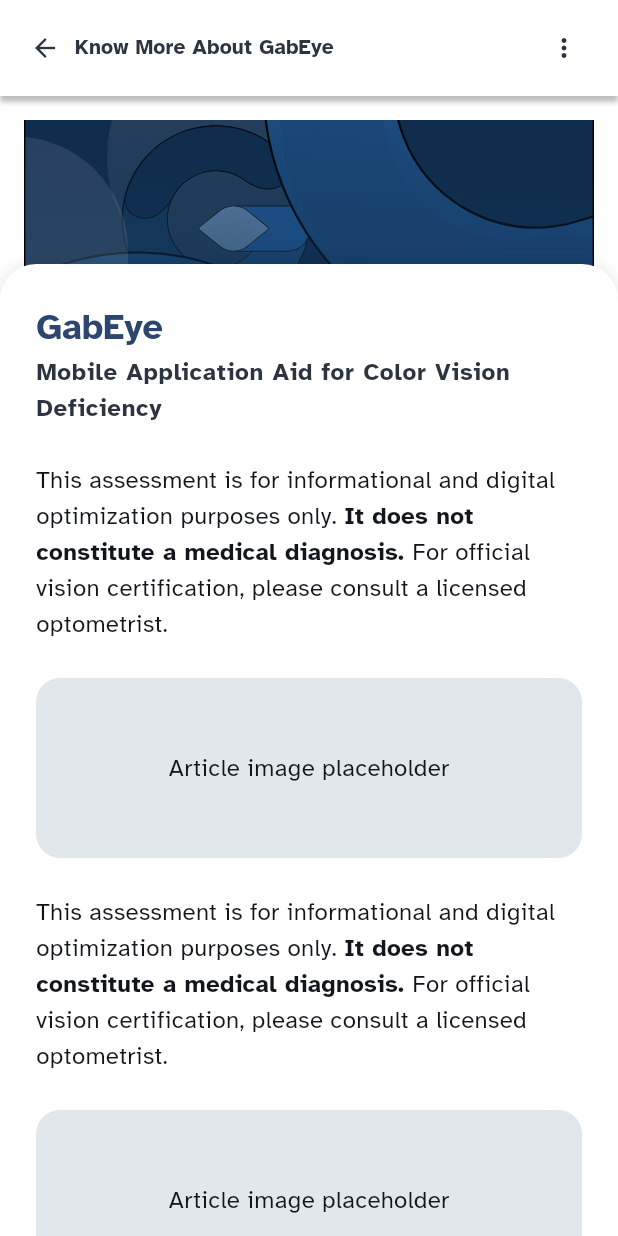
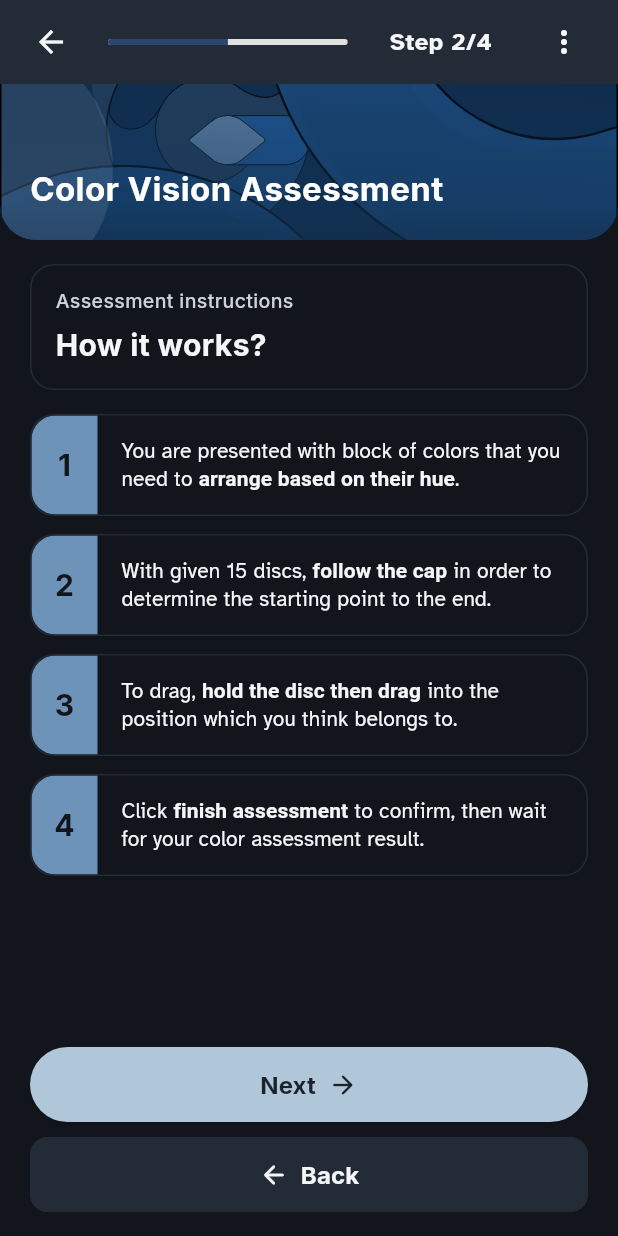
Before and after one commit to dinonIsaig/GabEye, a Flutter app: the screen it shows after launch, on a phone screen of 412 x 824 dp. Run offline on Flutter 3.47's test engine with Material 3 defaults, Android fonts, the phone set to English and light mode, and no system bars; our stand-ins replace flutter_svg, google_fonts.

Commit message:
feat: add pre-assessment steps 2-4
- add how it works,what to mind, disclaimer screens
- create reusable pre-assessment components and cards
- update app theme colors(semantic and info) and routes

```diff
--- a/lib/core/routing/app_routes.dart
+++ b/lib/core/routing/app_routes.dart
@@ -1,14 +1,19 @@
 import 'package:flutter/material.dart';
-import 'package:gabeye/features/assessment/practice_screen.dart';
 // Import all your feature screens here
 import 'package:gabeye/features/featured_reads/gabeye_article.dart';
 import 'package:gabeye/features/onboarding/screens/get_started_screen.dart';
-import 'package:gabeye/features/assessment/practice_screen.dart';
+import 'package:gabeye/features/assessment/screens/pre_assessment/how_it_works_screen.dart';
+import 'package:gabeye/features/assessment/screens/pre_assessment/what_to_mind_screen.dart';
+import 'package:gabeye/features/assessment/screens/pre_assessment/disclaimer_screen.dart';
 
 class AppRoutes {
   // Define strict string constants for route names
   static const String getStarted = '/';
   static const String article = '/article';
+  static const String preAssessmentHowItWorks = '/pre-assessment/how-it-works';
+  static const String preAssessmentWhatToMind = '/pre-assessment/what-to-mind';
+  static const String preAssessmentDisclaimer = '/pre-assessment/disclaimer';
+  static const String d15Assessment = '/assessment/d15';
   // use '/' in ur route soo it will be the landing
   // static const String practice = '/practice'; // <-- this is an example of defining
 
@@ -17,7 +22,13 @@
     return {
       getStarted: (context) => const GetStartedScreen(),
       article: (context) => const GabEyeArticleScreen(),
+      preAssessmentHowItWorks: (context) => const HowItWorksScreen(),
+      preAssessmentWhatToMind: (context) => const WhatToMindScreen(),
+      preAssessmentDisclaimer: (context) => const DisclaimerScreen(),
 
+      d15Assessment: (context) => const Scaffold(
+        body: Center(child: Text('D-15 Assessment Screen')),
+      )
       // practice: (context) => const PracticeScreen(),
       // assessment: (context) => const AssessmentScreen(),
       // liveCamera: (context) => const LiveCameraScreen(),
--- a/lib/core/theme/app_colors.dart
+++ b/lib/core/theme/app_colors.dart
@@ -8,6 +8,8 @@
 
   // Semantic
   static const Color errorRed = Color(0xFF961320);
+  static const Color errorOrange = Color(0xFFA33612);
+  static const Color warning = Color(0xFFD39201);
   static const Color successGreen = Color(0xFF16A34A);
 
   // Light mode tokens
@@ -28,15 +30,11 @@
   static const Color disabledButton = Color(0xFFE5E7EB);
   static const Color disabledText = Color(0xFF6B7684);
 
-  //Button Colors
-  static const Color lightPrimaryButton   = Color(0xFF14395F);
-  static const Color darkPrimaryButton   = Color(0xFFB0C6D9);
-
-  // Surface
-  static const Color lightSurface   = Color(0xFFFFFFFF);
-  static const Color darkSurface   = Color(0xFF1B222B);
-
   // Alt Surfaces
   static const Color altLightSurface   = Color(0xFFF2F6FA);
   static const Color altDarkSurface   = Color(0xFF232B36);
+
+  //Info Cards
+  static const Color lightInfo = Color(0xFF1D4E82);
+  static const Color darkInfo = Color(0xFF6E93B8);
 }
--- a/lib/core/theme/gabeye_theme.dart
+++ b/lib/core/theme/gabeye_theme.dart
@@ -45,6 +45,7 @@
       onSurface: AppColors.lightTextPrimary,
       onSurfaceVariant: AppColors.lightTextSecondary,
       error: AppColors.errorRed,
+      tertiary: AppColors.lightInfo,
     ),
     elevatedButtonTheme: ElevatedButtonThemeData(
       style: ElevatedButton.styleFrom(
@@ -72,6 +73,7 @@
       onSurface: AppColors.darkTextPrimary,
       onSurfaceVariant: AppColors.darkTextSecondary,
       error: AppColors.errorRed,
+      tertiary: AppColors.darkInfo,
     ),
     elevatedButtonTheme: ElevatedButtonThemeData(
       style: ElevatedButton.styleFrom(
--- /dev/null
+++ b/lib/features/assessment/screens/pre_assessment/how_it_works_screen.dart
@@ -0,0 +1,49 @@
+import 'package:flutter/material.dart';
+import 'package:gabeye/core/routing/app_routes.dart';
+import 'package:gabeye/features/assessment/widgets/pre_assessment_cards.dart';
+import 'package:gabeye/features/assessment/widgets/pre_assessment_scaffold.dart';
+
+class HowItWorksScreen extends StatelessWidget {
+  const HowItWorksScreen({super.key});
+
+  @override
+  Widget build(BuildContext context) {
+    return PreAssessmentScaffold(
+      currentStep: 2,
+      instructionHeader: 'Assessment instructions',
+      instructionTitle: 'How it works?',
+      onBack: () => Navigator.pop(context),
+      onNext: () {
+        Navigator.pushNamed(context, AppRoutes.preAssessmentWhatToMind);
+      },
+      body: Column(
+        children: const [
+          PreAssessmentStepCard(
+            stepNumber: 1,
+            normalTextBefore: 'You are presented with block of colors that you need to ',
+            boldText: 'arrange based on their hue',
+            normalTextAfter: '.',
+          ),
+          PreAssessmentStepCard(
+            stepNumber: 2,
+            normalTextBefore: 'With given 15 discs, ',
+            boldText: 'follow the cap',
+            normalTextAfter: ' in order to determine the starting point to the end.',
+          ),
+          PreAssessmentStepCard(
+            stepNumber: 3,
+            normalTextBefore: 'To drag, ',
+            boldText: 'hold the disc then drag',
+            normalTextAfter: ' into the position which you think belongs to.',
+          ),
+          PreAssessmentStepCard(
+            stepNumber: 4,
+            normalTextBefore: 'Click ',
+            boldText: 'finish assessment',
+            normalTextAfter: ' to confirm, then wait for your color assessment result.',
+          ),
+        ],
+      ),
+    );
+  }
+}
--- /dev/null
+++ b/lib/features/assessment/screens/pre_assessment/what_to_mind_screen.dart
@@ -0,0 +1,50 @@
+import 'package:flutter/material.dart';
+import 'package:gabeye/core/routing/app_routes.dart';
+import 'package:gabeye/core/theme/app_colors.dart';
+import 'package:gabeye/features/assessment/widgets/pre_assessment_cards.dart';
+import 'package:gabeye/features/assessment/widgets/pre_assessment_scaffold.dart';
+
+class WhatToMindScreen extends StatelessWidget {
+  const WhatToMindScreen({super.key});
+
+  @override
+  Widget build(BuildContext context) {
+    return PreAssessmentScaffold(
+      currentStep: 3,
+      instructionHeader: 'Assessment reminders',
+      instructionTitle: 'What to mind?',
+      onBack: () => Navigator.pop(context),
+      onNext: () {
+        Navigator.pushNamed(context, AppRoutes.preAssessmentDisclaimer);
+      },
+      body: Column(
+        children: [
+          PreAssessmentInfoCard(
+            title: 'Well-being',
+            headerColor: Theme.of(context).colorScheme.tertiary,
+            iconWidget: const Icon(Icons.wb_sunny_outlined, color: Colors.white, size: 20),
+            normalTextBefore: 'Ensure that ',
+            boldText: 'you are ready',
+            normalTextAfter: ' to take the assessment that will only take 1-3 minutes.',
+          ),
+          const PreAssessmentInfoCard(
+            title: 'Screen Brightness',
+            headerColor: AppColors.warning,
+            iconWidget: Icon(Icons.wb_sunny, color: Colors.white, size: 20),
+            normalTextBefore: 'Set your screen brightness to 100%. ',
+            boldText: 'Disable \'Night Shift\', \'Eye protection\'',
+            normalTextAfter: ', and other similar filters before starting.',
+          ),
+          const PreAssessmentInfoCard(
+            title: 'Precautions',
+            headerColor: AppColors.errorOrange,
+            iconWidget: Icon(Icons.warning_amber_rounded, color: Colors.white, size: 20),
+            normalTextBefore: 'Take the assessment in ',
+            boldText: 'comfortable and safe place',
+            normalTextAfter: '. We do not recommend the taking of assessment while moving.',
+          ),
+        ],
+      ),
+    );
+  }
+}
--- /dev/null
+++ b/lib/features/assessment/widgets/pre_assessment_cards.dart
@@ -0,0 +1,161 @@
+import 'package:flutter/material.dart';
+
+class PreAssessmentStepCard extends StatelessWidget {
+  final int stepNumber;
+  final String normalTextBefore;
+  final String boldText;
+  final String normalTextAfter;
+
+  const PreAssessmentStepCard({
+    super.key,
+    required this.stepNumber,
+    required this.boldText,
+    this.normalTextBefore = '',
+    this.normalTextAfter = '',
+  });
+
+  @override
+  Widget build(BuildContext context) {
+    final textTheme = Theme.of(context).textTheme;
+
+    return Container(
+      margin: const EdgeInsets.only(bottom: 12),
+      decoration: BoxDecoration(
+        color: Theme.of(context).colorScheme.surface,
+        borderRadius: BorderRadius.circular(16),
+        border: Border.all(
+          color: Theme.of(context).colorScheme.surfaceContainer,
+        ),
+      ),
+      child: ClipRRect(
+        borderRadius: BorderRadius.circular(16),
+        child: IntrinsicHeight(
+          child: Row(
+            crossAxisAlignment: CrossAxisAlignment.stretch,
+            children: [
+              Container(
+                width: 44,
+                color: Theme.of(context).colorScheme.tertiary,
+                alignment: Alignment.center,
+                child: Text(
+                  '$stepNumber',
+                  style: TextStyle(
+                    fontFamily: 'Inter',
+                    fontSize: 20,
+                    fontWeight: FontWeight.bold,
+                    color: Theme.of(context).colorScheme.surface,
+                  ),
+                ),
+              ),
+              Expanded(
+                child: Padding(
+                  padding: const EdgeInsets.symmetric(
+                    horizontal: 16,
+                    vertical: 14,
+                  ),
+                  child: Text.rich(
+                    TextSpan(
+                      style: textTheme.labelLarge?.copyWith(
+                        color: Theme.of(context).colorScheme.onSurface,
+                        height: 1.35,
+                      ),
+                      children: [
+                        TextSpan(text: normalTextBefore),
+                        TextSpan(
+                          text: boldText,
+                          style: const TextStyle(fontWeight: FontWeight.bold),
+                        ),
+                        TextSpan(text: normalTextAfter),
+                      ],
+                    ),
+                  ),
+                ),
+              ),
+            ],
+          ),
+        ),
+      ),
+    );
+  }
+}
+
+class PreAssessmentInfoCard extends StatelessWidget {
+  final String title;
+  final String boldText;
+  final String normalTextBefore;
+  final String normalTextAfter;
+  final Color headerColor;
+  final Widget iconWidget;
+
+  const PreAssessmentInfoCard({
+    super.key,
+    required this.title,
+    required this.headerColor,
+    required this.iconWidget,
+    required this.boldText,
+    this.normalTextBefore = '',
+    this.normalTextAfter = '',
+  });
+
+  @override
+  Widget build(BuildContext context) {
+    final textTheme = Theme.of(context).textTheme;
+
+    return Container(
+      margin: const EdgeInsets.only(bottom: 12),
+      decoration: BoxDecoration(
+        color: Theme.of(context).colorScheme.surface,
+        borderRadius: BorderRadius.circular(16),
+        border: Border.all(
+          color: Theme.of(context).colorScheme.surfaceContainer,
+        ),
+      ),
+      child: ClipRRect(
+        borderRadius: BorderRadius.circular(16),
+        child: Column(
+          crossAxisAlignment: CrossAxisAlignment.start,
+          children: [
+            Container(
+              padding: const EdgeInsets.symmetric(horizontal: 16, vertical: 10),
+              color: headerColor,
+              child: Row(
+                children: [
+                  iconWidget,
+                  const SizedBox(width: 8),
+                  Text(
+                    title,
+                    style: const TextStyle(
+                      fontFamily: 'Inter',
+                      fontSize: 15,
+                      fontWeight: FontWeight.bold,
+                      color: Colors.white,
+                    ),
+                  ),
+                ],
+              ),
+            ),
+            Padding(
+              padding: const EdgeInsets.all(16),
+              child: Text.rich(
+                TextSpan(
+                  style: textTheme.labelLarge?.copyWith(
+                    color: Theme.of(context).colorScheme.onSurface,
+                    height: 1.35,
+                  ),
+                  children: [
+                    TextSpan(text: normalTextBefore),
+                    TextSpan(
+                      text: boldText,
+                      style: const TextStyle(fontWeight: FontWeight.bold),
+                    ),
+                    TextSpan(text: normalTextAfter),
+                  ],
+                ),
+              ),
+            ),
+          ],
+        ),
+      ),
+    );
+  }
+}
--- /dev/null
+++ b/lib/features/assessment/widgets/pre_assessment_hero_header.dart
@@ -0,0 +1,48 @@
+import 'package:flutter/material.dart';
+import 'package:flutter_svg/flutter_svg.dart';
+
+class PreAssessmentHeroHeader extends StatelessWidget {
+  final String title;
+
+  const PreAssessmentHeroHeader({
+    super.key,
+    this.title = 'Color Vision Assessment',
+  });
+
+  @override
+  Widget build(BuildContext context) {
+    return SizedBox(
+      height: 160,
+      width: double.infinity,
+      child: Stack(
+        alignment: Alignment.bottomLeft,
+        children: [
+          Positioned.fill(
+            child: ClipRRect(
+              borderRadius: const BorderRadius.vertical(
+                bottom: Radius.circular(24),
+              ),
+              child: SvgPicture.asset(
+                'assets/images/articleHeading.svg',
+                fit: BoxFit.cover,
+              ),
+            ),
+          ),
+          Positioned(
+            left: 20,
+            bottom: 18,
+            child: Text(
+              title,
+              style: const TextStyle(
+                fontFamily: 'Inter',
+                fontSize: 22,
+                fontWeight: FontWeight.bold,
+                color: Colors.white,
+              ),
+            ),
+          ),
+        ],
+      ),
+    );
+  }
+}
--- /dev/null
+++ b/lib/features/assessment/widgets/pre_assessment_scaffold.dart
@@ -0,0 +1,159 @@
+import 'package:flutter/material.dart';
+import 'package:gabeye/core/widgets/gabeye_app_bar.dart';
+import 'package:gabeye/features/assessment/widgets/pre_assessment_hero_header.dart';
+
+class PreAssessmentScaffold extends StatelessWidget {
+  final int currentStep;
+  final int totalSteps;
+  final String instructionHeader;
+  final String instructionTitle;
+  final Widget body;
+  final VoidCallback onNext;
+  final VoidCallback onBack;
+
+  const PreAssessmentScaffold({
+    super.key,
+    required this.currentStep,
+    this.totalSteps = 4,
+    required this.instructionHeader,
+    required this.instructionTitle,
+    required this.body,
+    required this.onNext,
+    required this.onBack,
+  });
+
+  @override
+  Widget build(BuildContext context) {
+    return Scaffold(
+      extendBodyBehindAppBar: true,
+      appBar: GabEyeAppBar(
+        showBackButton: true,
+        showLogo: false,
+        progressValue: currentStep / totalSteps,
+        progressText: 'Step $currentStep/$totalSteps',
+      ),
+      body: SafeArea(
+        top: false,
+        child: Column(
+          children: [
+            const PreAssessmentHeroHeader(),
+            Expanded(
+              child: SingleChildScrollView(
+                padding: const EdgeInsets.symmetric(horizontal: 20, vertical: 16),
+                child: Column(
+                  crossAxisAlignment: CrossAxisAlignment.start,
+                  children: [
+                    Container(
+                      width: double.infinity,
+                      padding: const EdgeInsets.symmetric(horizontal: 16, vertical: 14),
+                      margin: const EdgeInsets.only(bottom: 16),
+                      decoration: BoxDecoration(
+                        color: Theme.of(context).colorScheme.surface,
+                        borderRadius: BorderRadius.circular(16),
+                        border: Border.all(
+                          color: Theme.of(context).colorScheme.surfaceContainer,
+                        ),
+                      ),
+                      child: Column(
+                        crossAxisAlignment: CrossAxisAlignment.start,
+                        children: [
+                          Text(
+                            instructionHeader,
+                            style: TextStyle(
+                              fontFamily: 'Inter',
+                              fontSize: 13,
+                              fontWeight: FontWeight.w500,
+                              color: Theme.of(context).colorScheme.onSurfaceVariant,
+                            ),
+                          ),
+                          const SizedBox(height: 4),
+                          Text(
+                            instructionTitle,
+                            style: TextStyle(
+                              fontFamily: 'Inter',
+                              fontSize: 20,
+                              fontWeight: FontWeight.bold,
+                              color: Theme.of(context).colorScheme.onSurface,
+                            ),
+                          ),
+                        ],
+                      ),
+                    ),
+                    body,
+                  ],
+                ),
+              ),
+            ),
+            Padding(
+              padding: const EdgeInsets.fromLTRB(20, 8, 20, 16),
+              child: Column(
+                children: [
+                  SizedBox(
+                    width: double.infinity,
+                    height: 50,
+                    child: ElevatedButton(
+                      onPressed: onNext,
+                      child: Row(
+                        mainAxisAlignment: MainAxisAlignment.center,
+                        children: const [
+                          Text(
+                            'Next',
+                            style: TextStyle(
+                              fontFamily: 'Inter',
+                              fontSize: 16,
+                              fontWeight: FontWeight.bold,
+                            ),
+                          ),
+                          SizedBox(width: 8),
+                          Icon(Icons.arrow_forward_rounded, size: 20),
+                        ],
+                      ),
+                    ),
+                  ),
+                  const SizedBox(height: 10),
+                  SizedBox(
+                    width: double.infinity,
+                    height: 50,
+                    child: OutlinedButton(
+                      style: OutlinedButton.styleFrom(
+                        backgroundColor: Theme.of(context).colorScheme.surfaceContainer,
+                        side: BorderSide(
+                          color: Theme.of(context).colorScheme.surfaceContainer,
+                        ),
+                        elevation: 0,
+                        shape: RoundedRectangleBorder(
+                          borderRadius: BorderRadius.circular(12),
+                        ),
+                      ),
+                      onPressed: onBack,
+                      child: Row(
+                        mainAxisAlignment: MainAxisAlignment.center,
+                        children: [
+                          Icon(
+                            Icons.arrow_back_rounded,
+                            color: Theme.of(context).colorScheme.onSurface,
+                            size: 20,
+                          ),
+                          const SizedBox(width: 8),
+                          Text(
+                            'Back',
+                            style: TextStyle(
+                              fontFamily: 'Inter',
+                              fontSize: 16,
+                              fontWeight: FontWeight.bold,
+                              color: Theme.of(context).colorScheme.onSurface,
+                            ),
+                          ),
+                        ],
+                      ),
+                    ),
+                  ),
+                ],
+              ),
+            ),
+          ],
+        ),
+      ),
+    );
+  }
+}
--- a/lib/main.dart
+++ b/lib/main.dart
@@ -18,9 +18,9 @@
 
       theme: GabEyeTheme.lightTheme,
       darkTheme: GabEyeTheme.darkTheme,
-      themeMode: ThemeMode.system, // change this to light or Dark for ur preferred workspace
+      themeMode: ThemeMode.dark, // change this to light or Dark for ur preferred workspace
 
-      initialRoute: AppRoutes.article,
+      initialRoute: AppRoutes.preAssessmentHowItWorks,
       //initialRoute: AppRoutes.getStarted,
 
       routes: AppRoutes.getRoutes(),
--- a/pubspec.yaml
+++ b/pubspec.yaml
@@ -69,8 +69,7 @@
   # To add assets to your application, add an assets section, like this:
   assets:
       - assets/images/
-      - assets/images/gabEyeLogo.svg
-      - assets/icons/gabEyeIcon.svg
+      - assets/icons/
   #   - images/a_dot_ham.jpeg
 
   # An image asset can refer to one or more resolution-specific "variants", see
```
Also changed, not shown: lib/features/assessment/screens/pre_assessment/disclaimer_screen.dart (added, +196 -0 lines), 1 other file.
